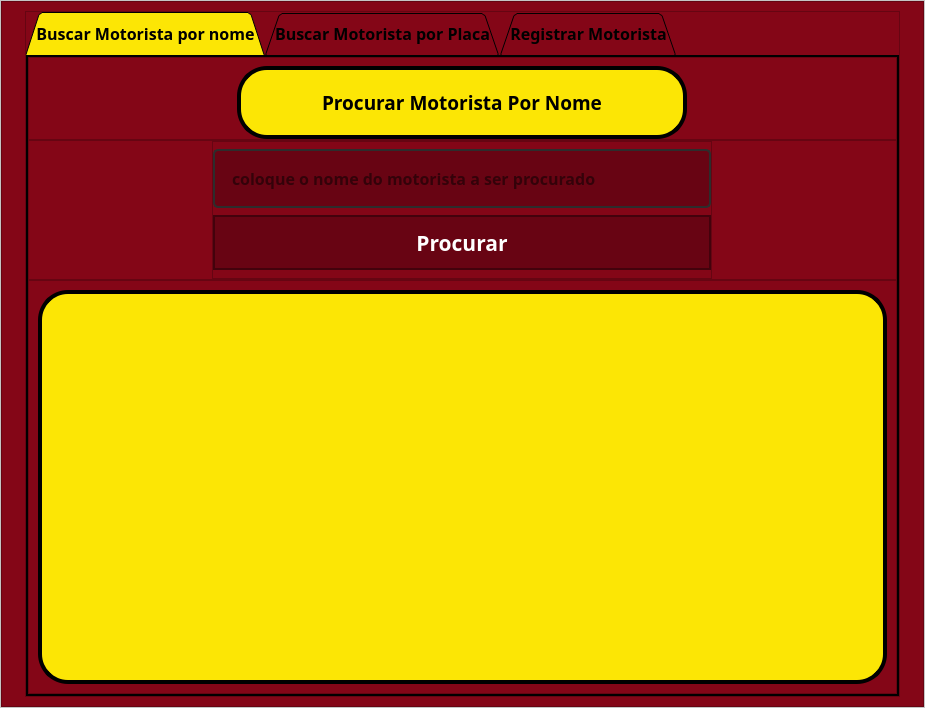
The window that src/views/gui_main.ui (AlissonTxD/Gerenciador_de_Motoristas_MVC_PYQT) describes before a commit, drawn with Qt 5.
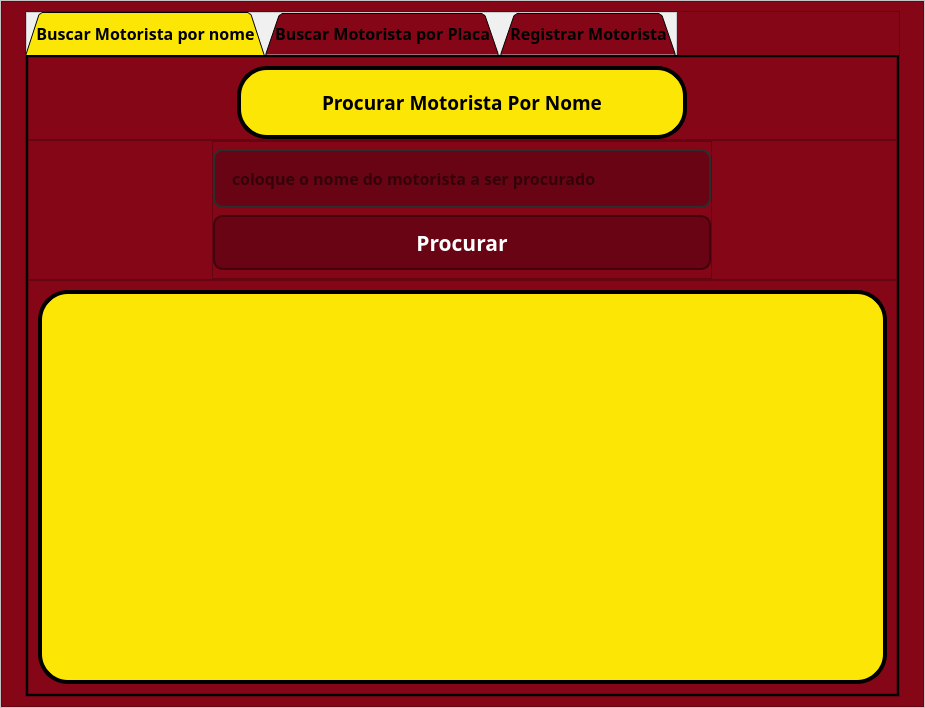
The same window after the commit. Icons and pictures are not drawn.

The edit to the form file:
```diff
--- a/src/views/gui_main.ui
+++ b/src/views/gui_main.ui
@@ -123,7 +123,12 @@
                 <bool>false</bool>
                </property>
                <property name="styleSheet">
-                <string notr="true">QTabBar::tab{
+                <string notr="true">QTabBar {
+ background-color: #f0f0f0;
+ border: 1px solid #ccc;
+}
+
+QTabBar::tab{
 background-color: rgb(0, 0, 0);
 color: black;
 padding: 10px;
@@ -137,6 +142,10 @@
 
 QTabWidget::pane{
 border: 2 solid black;
+}
+
+QTabWidget::tab-bar {
+    alignment: center;
 }</string>
                </property>
                <property name="tabPosition">
@@ -322,7 +331,7 @@
                          <property name="styleSheet">
                           <string notr="true">QLineEdit {
 border: 2px solid rgb(45, 45, 45);
-border-radius: 5px;
+border-radius: 10px;
 padding: 15px;
 background-color: rgb(104, 4, 19);
 }
@@ -365,6 +374,7 @@
                           <string notr="true">QPushButton{
 background-color: rgb(104, 4, 19);
 border: 2px solid rgb(67, 2, 12);
+border-radius: 10px;
 color: rgb(255, 255, 255);
 }
 
```
Left out of the diff: 3 changed lines with no effect on the pictures.
